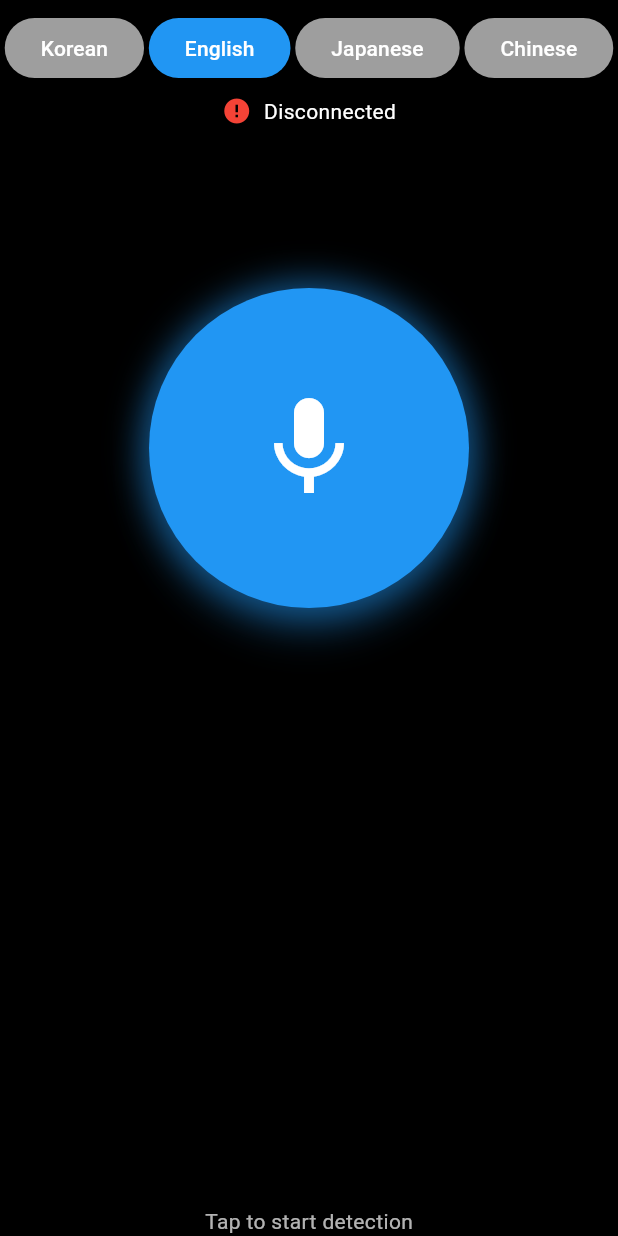
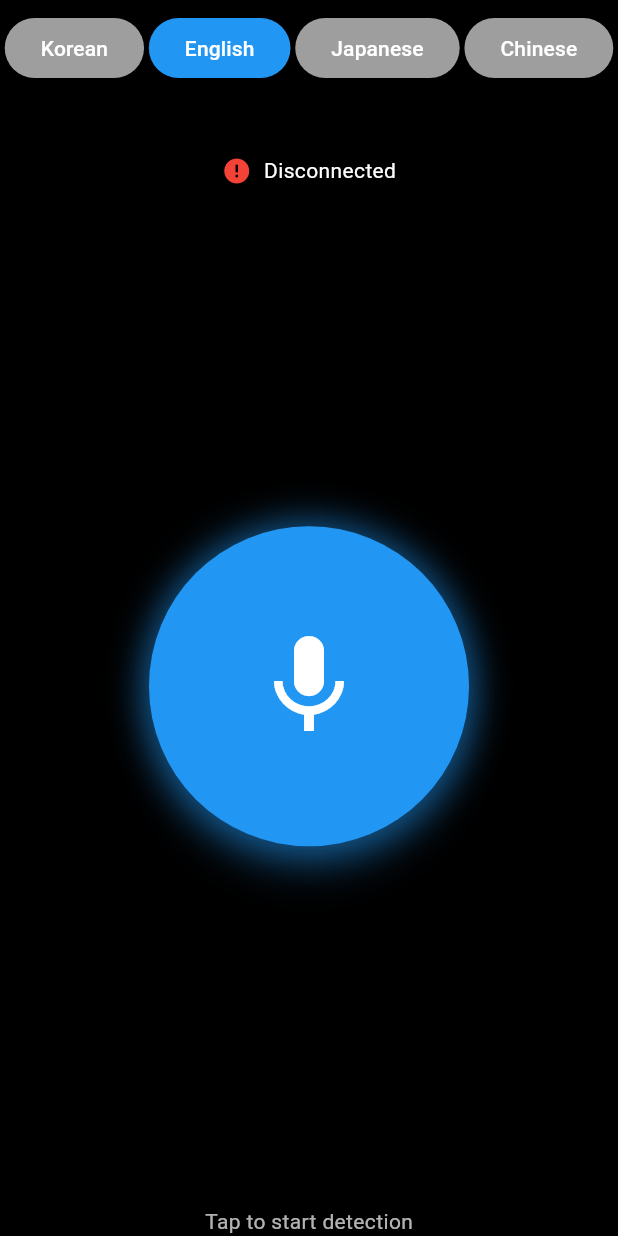
Before and after one commit to EmoAI-Translator/EmoAI-Translator, a Flutter app: the screen it shows after launch, on a phone screen of 412 x 824 dp. Run offline on Flutter 3.47's test engine with Material 3 defaults, Android fonts, the phone set to English and light mode, and no system bars; our stand-ins replace flutter_tts, web; missing offline and left inert: dart:js, dart:js_interop, dart:js_util; network calls fail; statements that could not run were skipped.

Commit message:
fix: UI polish

```diff
--- a/frontend/lib/main.dart
+++ b/frontend/lib/main.dart
@@ -634,7 +634,6 @@ class _EmotionDetectionPageState extends State<EmotionDetectionPage> {
                           // mainAxisAlignment: MainAxisAlignmen  t.center,
                           children: [
                             const SizedBox(height: 8),
-
                             Row(
                               mainAxisAlignment: MainAxisAlignment.spaceEvenly,
                               children: [
@@ -705,6 +704,11 @@ class _EmotionDetectionPageState extends State<EmotionDetectionPage> {
                               ],
                             ),
                             // Status indicator
+                            Expanded(
+                              child: Column(
+                                mainAxisAlignment:
+                                    MainAxisAlignment.spaceEvenly,
+                                children: [
                                   Container(
                                     padding: const EdgeInsets.symmetric(
                                       horizontal: 16,
@@ -721,7 +725,8 @@ class _EmotionDetectionPageState extends State<EmotionDetectionPage> {
                                           _connectionStatus == 'Connected'
                                               ? Icons.check_circle
                                               : Icons.error,
-                                    color: _connectionStatus == 'Connected'
+                                          color:
+                                              _connectionStatus == 'Connected'
                                               ? Colors.green
                                               : Colors.red,
                                           size: 20,
@@ -757,7 +762,9 @@ class _EmotionDetectionPageState extends State<EmotionDetectionPage> {
                                     alignment: Alignment.center,
                                     children: [
                                       AnimatedContainer(
-                                  duration: const Duration(milliseconds: 100),
+                                        duration: const Duration(
+                                          milliseconds: 100,
+                                        ),
                                         width: buttonSize,
                                         height: buttonSize,
                                         decoration: BoxDecoration(
@@ -790,7 +797,9 @@ class _EmotionDetectionPageState extends State<EmotionDetectionPage> {
                                         },
                                         style: ElevatedButton.styleFrom(
                                           shape: const CircleBorder(),
-                                    padding: EdgeInsets.all(buttonSize / 3),
+                                          padding: EdgeInsets.all(
+                                            buttonSize / 3,
+                                          ),
                                           backgroundColor: _isTransmitting
                                               ? Colors.red
                                               : Colors.blue,
@@ -802,7 +811,9 @@ class _EmotionDetectionPageState extends State<EmotionDetectionPage> {
                                           elevation: shadowRadius / 2,
                                         ),
                                         child: Icon(
-                                    _isTransmitting ? Icons.stop : Icons.mic,
+                                          _isTransmitting
+                                              ? Icons.stop
+                                              : Icons.mic,
                                           color: Colors.white,
                                           size: 80,
                                         ),
@@ -820,6 +831,9 @@ class _EmotionDetectionPageState extends State<EmotionDetectionPage> {
                                     ),
                                   ),
                                   const SizedBox(height: 40),
+                                ],
+                              ),
+                            ),
                           ],
                         ),
                       ),
```
Lines whose indentation alone changed are shown as unchanged.
